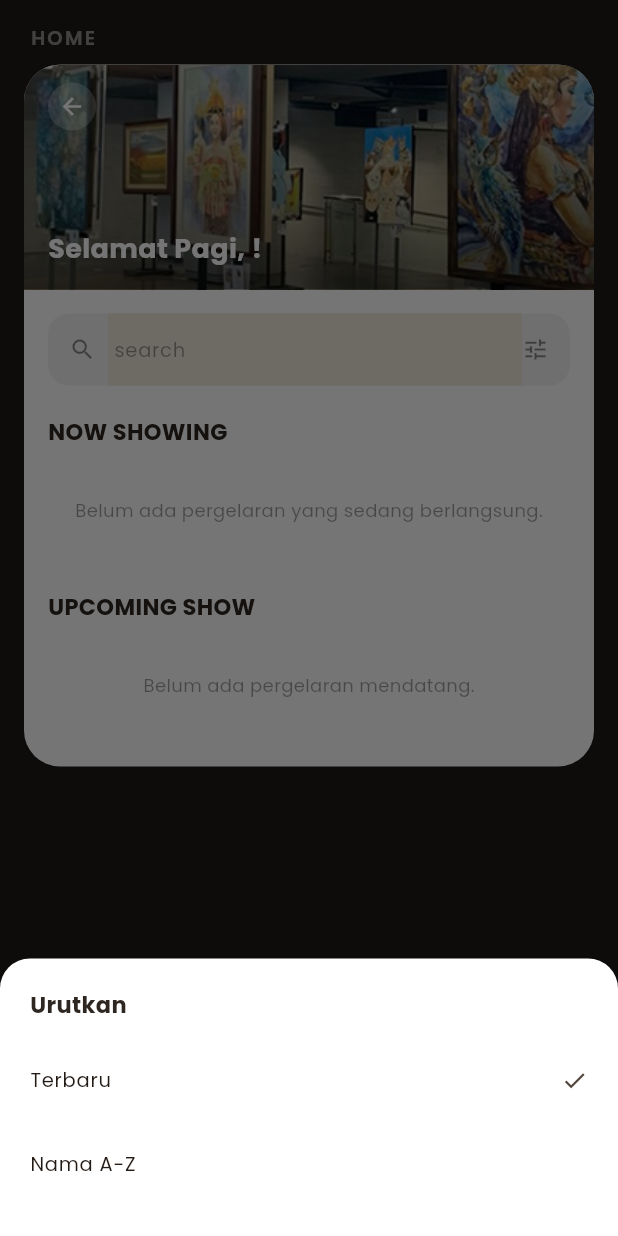
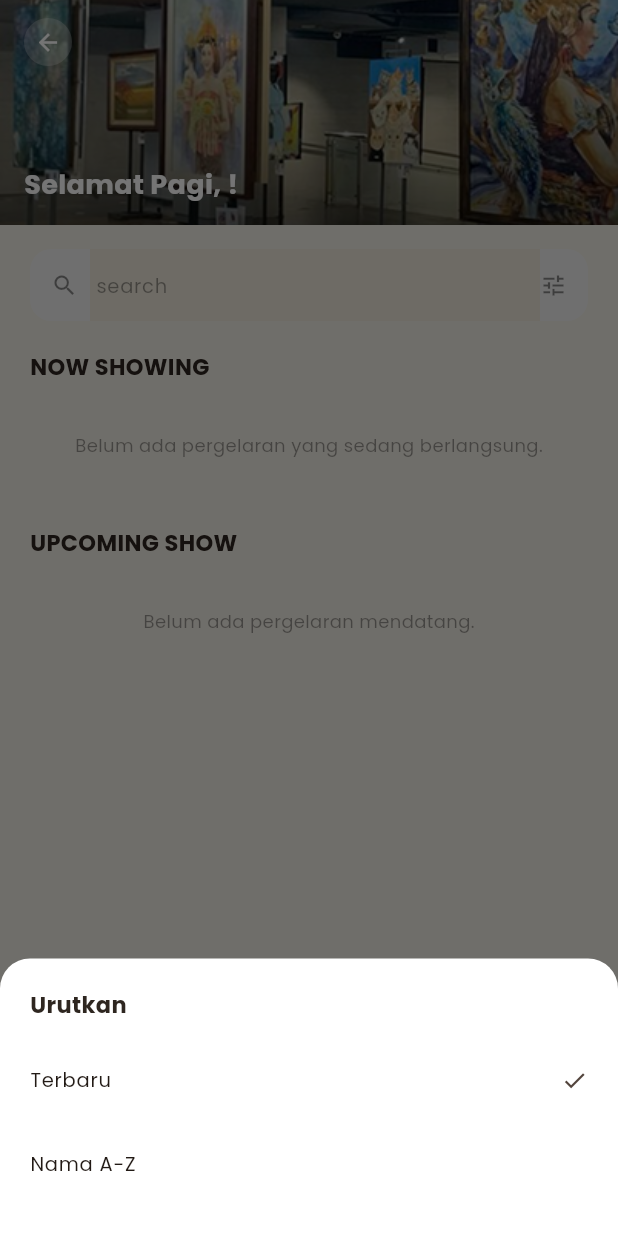
Before and after one commit to elsaalfika/surabayartmobile, a Flutter app: the LandingPage screen opened directly, after a tap on the "tune" icon, on a phone screen of 412 x 824 dp. Run offline on Flutter 3.47's test engine with Material 3 defaults, Android fonts, the phone set to English and light mode, and no system bars; our stand-ins replace cached_network_image, google_fonts, image_picker, qr_flutter, supabase_flutter; accounts and stored records are empty.

Commit message:
Update warna

```diff
--- a/lib/screens/landing_page.dart
+++ b/lib/screens/landing_page.dart
@@ -41,7 +41,7 @@ class _LandingPageState extends State<LandingPage> {
   @override
   Widget build(BuildContext context) {
     return Scaffold(
-      backgroundColor: const Color(0xFF1E1B18),
+      backgroundColor: AppColors.background,
       body: Stack(
         children: [
           IndexedStack(
@@ -197,34 +197,10 @@ class _HomeTabState extends State<_HomeTab> {
         onRefresh: widget.onRefresh,
         child: CustomScrollView(
           slivers: [
+            SliverToBoxAdapter(child: _buildBanner(auth)),
             SliverToBoxAdapter(
               child: Padding(
-                padding: const EdgeInsets.fromLTRB(20, 16, 20, 8),
-                child: Text(
-                  'HOME',
-                  style: TextStyle(
-                    color: Colors.white.withOpacity(0.5),
-                    fontSize: 13,
-                    fontWeight: FontWeight.w600,
-                    letterSpacing: 1.5,
-                  ),
-                ),
-              ),
-            ),
-            SliverToBoxAdapter(
-              child: Container(
-                margin: const EdgeInsets.fromLTRB(16, 0, 16, 0),
-                decoration: BoxDecoration(
-                  color: Colors.white,
-                  borderRadius: BorderRadius.circular(24),
-                ),
-                clipBehavior: Clip.antiAlias,
-                child: Column(
-                  crossAxisAlignment: CrossAxisAlignment.start,
-                  children: [
-                    _buildBanner(auth),
-                    Padding(
-                      padding: const EdgeInsets.fromLTRB(16, 16, 16, 24),
+                padding: const EdgeInsets.fromLTRB(20, 16, 20, 24),
                 child: Column(
                   crossAxisAlignment: CrossAxisAlignment.start,
                   children: [
@@ -250,9 +226,6 @@ class _HomeTabState extends State<_HomeTab> {
                       isReservable: false,
                       favoriteProvider: favoriteProvider,
                       auth: auth,
-                          ),
-                        ],
-                      ),
                     ),
                   ],
                 ),
--- a/lib/screens/payment_page.dart
+++ b/lib/screens/payment_page.dart
@@ -1,5 +1,6 @@
 import 'package:flutter/material.dart';
 import 'package:provider/provider.dart';
+import '../core/theme.dart';
 import '../providers/order_provider.dart';
 
 class PaymentPage extends StatefulWidget {
@@ -39,7 +40,7 @@ class _PaymentPageState extends State<PaymentPage> {
         : null;
 
     return Scaffold(
-      backgroundColor: const Color(0xFF1E1B18),
+      backgroundColor: AppColors.background,
       body: SafeArea(
         child: Center(
           child: SingleChildScrollView(
--- a/lib/screens/profile_page.dart
+++ b/lib/screens/profile_page.dart
@@ -36,14 +36,6 @@ class _ProfilePageState extends State<ProfilePage> {
     _namaController.dispose();
     _emailController.dispose();
     super.dispose();
-  }
-
-  String _getGreeting() {
-    final hour = DateTime.now().hour;
-    if (hour >= 4 && hour < 11) return 'Selamat Pagi';
-    if (hour >= 11 && hour < 15) return 'Selamat Siang';
-    if (hour >= 15 && hour < 18) return 'Selamat Sore';
-    return 'Selamat Malam';
   }
 
   Future<void> _handleLogout() async {
@@ -110,25 +102,12 @@ class _ProfilePageState extends State<ProfilePage> {
 
   @override
   Widget build(BuildContext context) {
-    final profile = context.watch<AuthProvider>().profile;
-    final namaUser = profile?.namaUser ?? 'Pengguna';
-
     return SafeArea(
       child: SingleChildScrollView(
         child: Column(
           crossAxisAlignment: CrossAxisAlignment.start,
           children: [
-            Container(
-              margin: const EdgeInsets.fromLTRB(16, 16, 16, 0),
-              decoration: BoxDecoration(
-                color: AppColors.background,
-                borderRadius: BorderRadius.circular(24),
-              ),
-              clipBehavior: Clip.antiAlias,
-              child: Column(
-                crossAxisAlignment: CrossAxisAlignment.start,
-                children: [
-                  _buildHeaderBanner(context, namaUser),
+            _buildHeaderBanner(context),
             Transform.translate(
               offset: const Offset(0, -40),
               child: Center(
@@ -150,17 +129,14 @@ class _ProfilePageState extends State<ProfilePage> {
                 child: _buildProfileCard(),
               ),
             ),
-                ],
-              ),
-            ),
-            const SizedBox(height: 100), // ruang untuk BottomNav yang mengambang
+            const SizedBox(height: 76), // ruang untuk BottomNav yang mengambang
           ],
         ),
       ),
     );
   }
 
-  Widget _buildHeaderBanner(BuildContext context, String namaUser) {
+  Widget _buildHeaderBanner(BuildContext context) {
     return SizedBox(
       height: 150,
       width: double.infinity,
@@ -196,19 +172,6 @@ class _ProfilePageState extends State<ProfilePage> {
                 onPressed: _handleLogout,
                 icon: const Icon(Icons.logout, color: Colors.white, size: 20),
                 tooltip: 'Keluar',
-              ),
-            ),
-          ),
-          Positioned(
-            left: 16,
-            bottom: 14,
-            right: 16,
-            child: Text(
-              '${_getGreeting()}, $namaUser!',
-              style: const TextStyle(
-                color: Colors.white,
-                fontSize: 18,
-                fontWeight: FontWeight.w700,
               ),
             ),
           ),
```
Also changed, not shown: lib/screens/list_pengunjung_page.dart (+9 -8 lines), lib/screens/order_summary_page.dart (+15 -6 lines), lib/screens/signup_page.dart (+31 -14 lines), lib/screens/ticket_order_page.dart (+20 -12 lines). Lines whose indentation alone changed are shown as unchanged.
